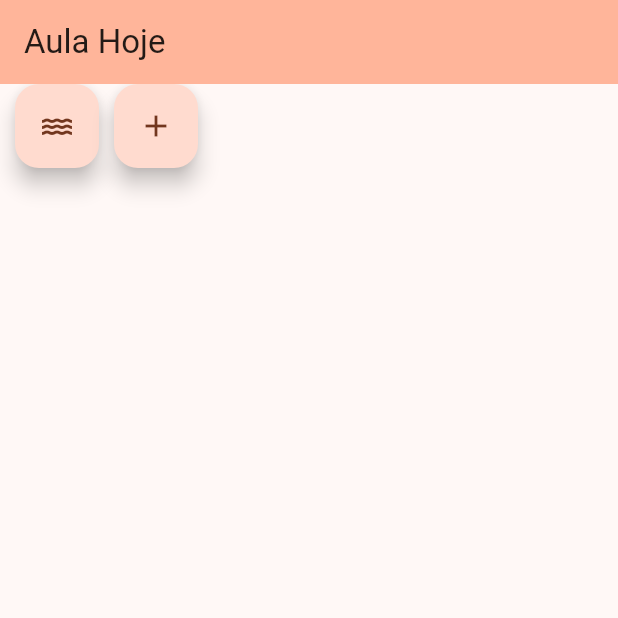
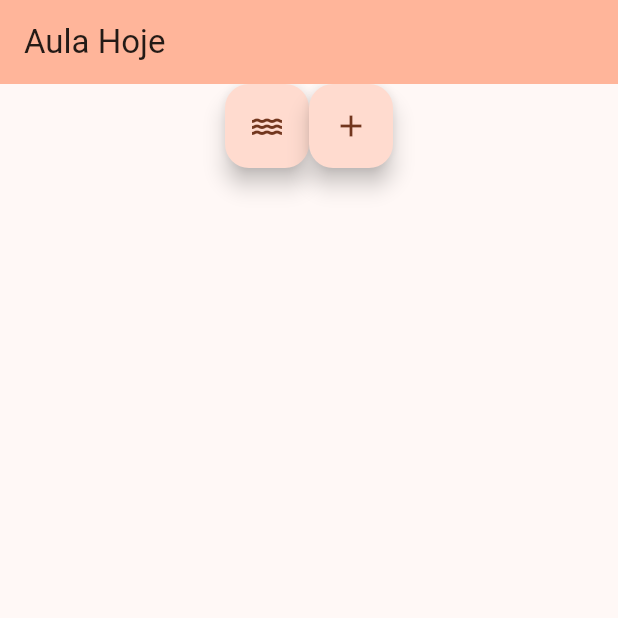
Before and after one commit to FrancisCarolina/inicialFlutter, a Flutter app: the screen it shows after launch, on a phone screen of 412 x 824 dp, the top half of it. Run offline on Flutter 3.47's test engine with Material 2 defaults, Android fonts, the phone set to English and light mode, and no system bars; missing offline and left inert: dart:html.

Commit message:
axis align

```diff
--- a/inicial/lib/home.dart
+++ b/inicial/lib/home.dart
@@ -20,13 +20,12 @@ class _MyHomePageState extends State<MyHomePage> {
           backgroundColor: Theme.of(context).colorScheme.inversePrimary,
         ),
         body: Row(
+          mainAxisAlignment: MainAxisAlignment.center,
           children: [
-            SizedBox(width: 10),
             FloatingActionButton(
               onPressed: () {},
               child: Icon(Icons.water),
             ),
-            SizedBox(width: 10),
             FloatingActionButton(
               onPressed: () {},
               child: Icon(Icons.add),
```
